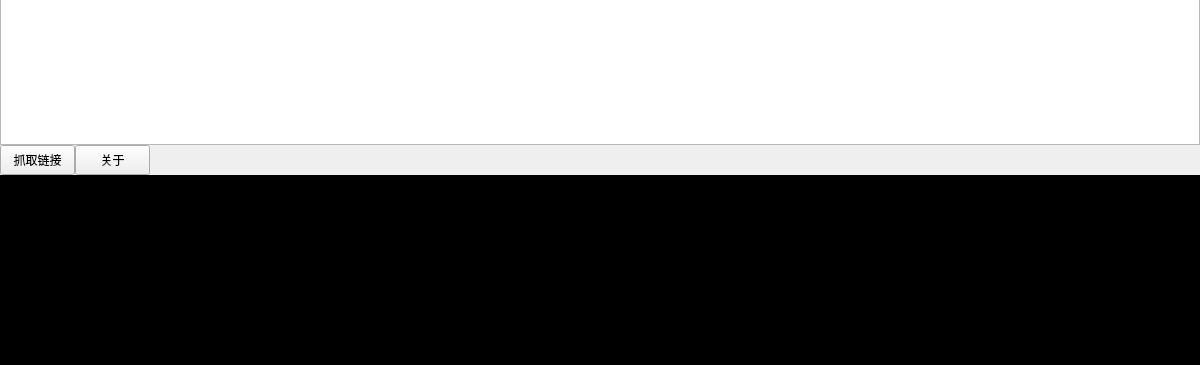
tanyiqu/AnimeArtifact, file UI/UI_MainForm.ui: the form before one commit; both pictures show x 0 to 1200 and y 515 to 880 of the 1200 by 880 pixel window.
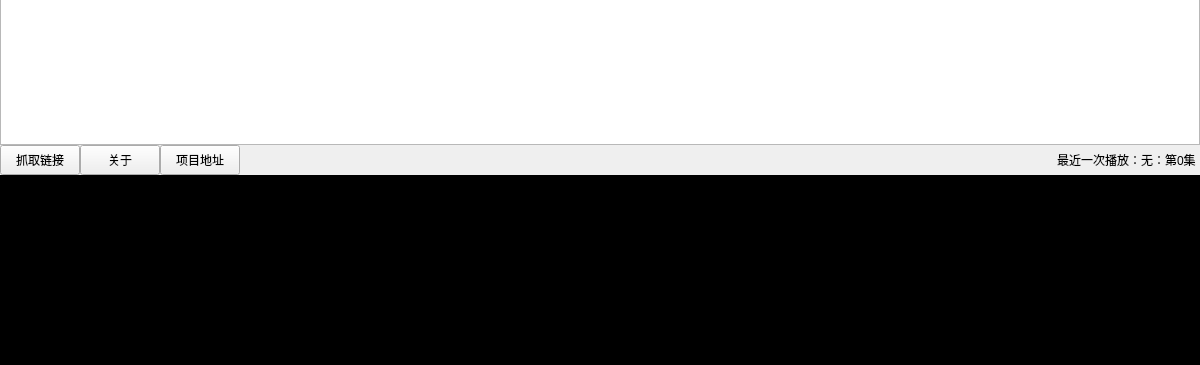
The form after the commit.

Commit message: 添加一些细节 项目地址等

The edit to the form file:
```diff
--- a/UI/UI_MainForm.ui
+++ b/UI/UI_MainForm.ui
@@ -196,15 +196,24 @@
      <property name="styleSheet">
       <string notr="true"/>
      </property>
+     <layout class="QGridLayout" name="gridLayout_3">
+      <property name="leftMargin">
+       <number>0</number>
+      </property>
+      <property name="topMargin">
+       <number>0</number>
+      </property>
+      <property name="rightMargin">
+       <number>0</number>
+      </property>
+      <property name="bottomMargin">
+       <number>0</number>
+      </property>
+      <property name="spacing">
+       <number>0</number>
+      </property>
+      <item row="0" column="0">
      <widget class="QPushButton" name="btnGetAllLinks">
-      <property name="geometry">
-       <rect>
-        <x>0</x>
-        <y>0</y>
-        <width>75</width>
-        <height>30</height>
-       </rect>
-      </property>
       <property name="minimumSize">
        <size>
         <width>0</width>
@@ -221,15 +230,52 @@
        <string>抓取链接</string>
       </property>
      </widget>
+      </item>
+      <item row="0" column="2">
+       <widget class="QPushButton" name="btnOpenSource">
+        <property name="minimumSize">
+         <size>
+          <width>0</width>
+          <height>30</height>
+         </size>
+        </property>
+        <property name="maximumSize">
+         <size>
+          <width>16777215</width>
+          <height>30</height>
+         </size>
+        </property>
+        <property name="text">
+         <string>项目地址</string>
+        </property>
+       </widget>
+      </item>
+      <item row="0" column="5">
+       <widget class="QLabel" name="lblLastPlayEpisodeName">
+        <property name="text">
+         <string>无</string>
+        </property>
+        <property name="margin">
+         <number>0</number>
+        </property>
+       </widget>
+      </item>
+      <item row="0" column="8">
+       <widget class="QLabel" name="lblSpace02">
+        <property name="text">
+         <string> </string>
+        </property>
+       </widget>
+      </item>
+      <item row="0" column="4">
+       <widget class="QLabel" name="lblLastPlay">
+        <property name="text">
+         <string>最近一次播放：</string>
+        </property>
+       </widget>
+      </item>
+      <item row="0" column="1">
      <widget class="QPushButton" name="btnAbout">
-      <property name="geometry">
-       <rect>
-        <x>75</x>
-        <y>0</y>
-        <width>75</width>
-        <height>30</height>
-       </rect>
-      </property>
       <property name="minimumSize">
        <size>
         <width>0</width>
@@ -246,6 +292,35 @@
        <string>关于</string>
       </property>
      </widget>
+      </item>
+      <item row="0" column="7">
+       <widget class="QLabel" name="lblLastPlayEpisodeNum">
+        <property name="text">
+         <string>第0集</string>
+        </property>
+       </widget>
+      </item>
+      <item row="0" column="3">
+       <spacer name="horizontalSpacer">
+        <property name="orientation">
+         <enum>Qt::Horizontal</enum>
+        </property>
+        <property name="sizeHint" stdset="0">
+         <size>
+          <width>828</width>
+          <height>27</height>
+         </size>
+        </property>
+       </spacer>
+      </item>
+      <item row="0" column="6">
+       <widget class="QLabel" name="lblSpace01">
+        <property name="text">
+         <string>：</string>
+        </property>
+       </widget>
+      </item>
+     </layout>
     </widget>
    </item>
   </layout>
```
Lines whose indentation alone changed are shown as unchanged. The commit also changes 3 other files.
